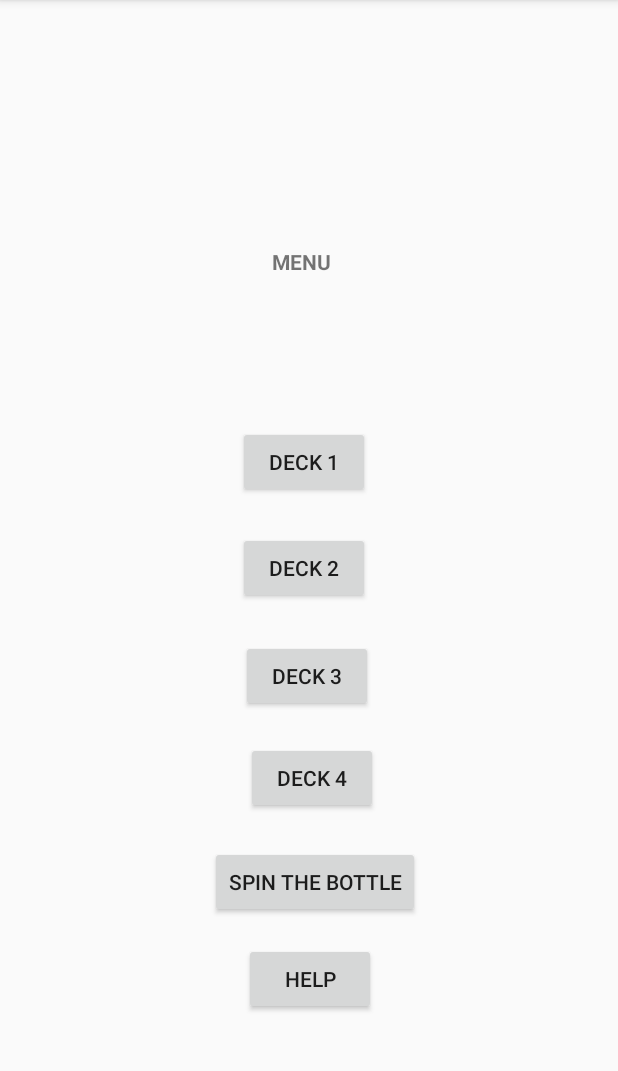
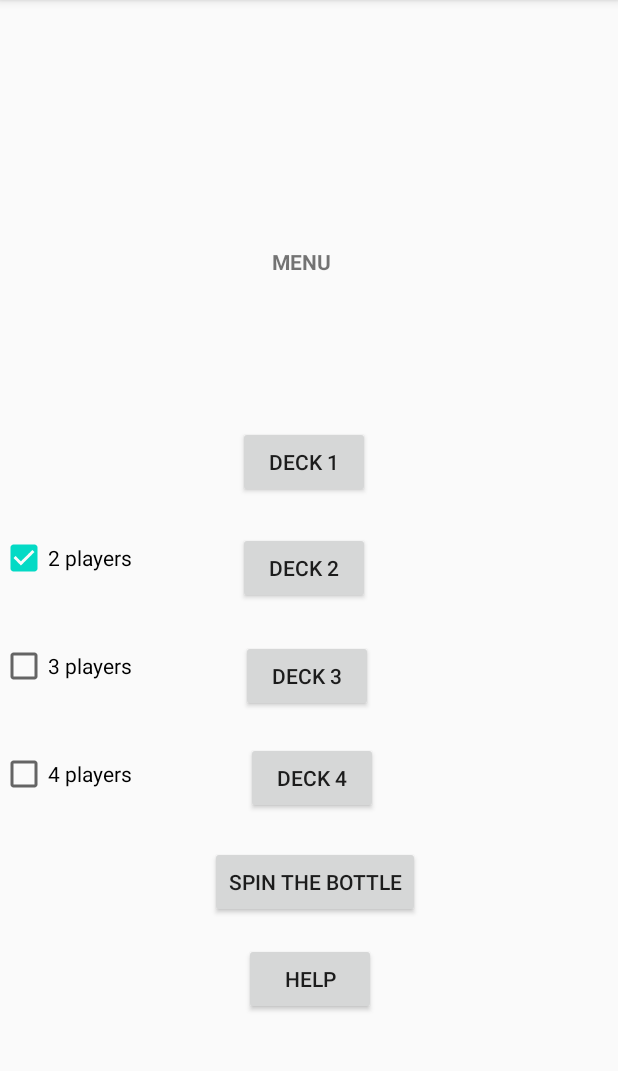
Before and after one commit to RaulGuerra/DrinkingGame, an Android app: the screen it shows after launch (MainActivity), on a phone screen of 412 x 824 dp, the part 84-1155 px from its top. Run offline under Robolectric (Android 15) with nearby library versions, the phone set to English and light mode, and no system bars.

Commit message:
added player size mode

```diff
--- a/app/src/main/java/com/cs4750/android/truthordrink/MainActivity.java
+++ b/app/src/main/java/com/cs4750/android/truthordrink/MainActivity.java
@@ -5,6 +5,9 @@ import android.support.v7.app.AppCompatActivity;
 import android.os.Bundle;
 import android.view.View;
 import android.widget.Button;
+import android.widget.CheckBox;
+import android.widget.CompoundButton;
+import android.widget.Toast;
 
 public class MainActivity extends AppCompatActivity {
     private Button deck1Button;
@@ -13,6 +16,10 @@ public class MainActivity extends AppCompatActivity {
     private Button deck4Button;
     private Button spinBottleButton;
     private Button helpButton;
+    private CheckBox two_players;
+    private CheckBox three_players;
+    private CheckBox four_players;
+    private int num_players = 2;
 
     @Override
     protected void onCreate(Bundle savedInstanceState) {
@@ -50,6 +57,52 @@ public class MainActivity extends AppCompatActivity {
                 openDeck(4);
             }
         });
+
+        two_players = findViewById(R.id.two_players);
+        three_players = findViewById(R.id.three_players);
+        four_players = findViewById(R.id.four_players);
+        two_players.setChecked(true);
+
+        two_players.setOnCheckedChangeListener(new CompoundButton.OnCheckedChangeListener() {
+            @Override
+            public void onCheckedChanged(CompoundButton buttonView, boolean isChecked) {
+                if(isChecked) {
+                    three_players.setChecked(false);
+                    four_players.setChecked(false);
+                    two_players.setClickable(false);
+                    three_players.setClickable(true);
+                    four_players.setClickable(true);
+                    num_players=2;
+                }
+            }
+        });
+        three_players.setOnCheckedChangeListener(new CompoundButton.OnCheckedChangeListener() {
+            @Override
+            public void onCheckedChanged(CompoundButton buttonView, boolean isChecked) {
+                if(isChecked) {
+                    two_players.setChecked(false);
+                    four_players.setChecked(false);
+                    three_players.setClickable(false);
+                    two_players.setClickable(true);
+                    four_players.setClickable(true);
+                    num_players=3;
+                }
+            }
+        });
+        four_players.setOnCheckedChangeListener(new CompoundButton.OnCheckedChangeListener() {
+            @Override
+            public void onCheckedChanged(CompoundButton buttonView, boolean isChecked) {
+                if(isChecked) {
+                    three_players.setChecked(false);
+                    two_players.setChecked(false);
+                    four_players.setClickable(false);
+                    three_players.setClickable(true);
+                    two_players.setClickable(true);
+                    num_players=4;
+                }
+            }
+        });
+
 
         spinBottleButton = (Button) findViewById(R.id.spinBottle);
         spinBottleButton.setOnClickListener(new View.OnClickListener() {
@@ -100,6 +153,7 @@ public class MainActivity extends AppCompatActivity {
                 throw new IllegalStateException("Unexpected deck value: " + num);
         }
 
+        intent.putExtra("players",num_players);
         startActivity(intent);
     }
 }
--- a/app/src/main/res/layout/activity_main.xml
+++ b/app/src/main/res/layout/activity_main.xml
@@ -77,5 +77,27 @@
         android:layout_marginBottom="91dp"
         android:text="Help" />
 
+    <CheckBox
+        android:id="@+id/two_players"
+        android:layout_width="100dp"
+        android:layout_height="48dp"
+        android:layout_alignParentBottom="true"
+        android:layout_marginBottom="372dp"
+        android:text="2 players"></CheckBox>
 
+    <CheckBox
+        android:id="@+id/three_players"
+        android:layout_width="100dp"
+        android:layout_height="48dp"
+        android:layout_alignParentBottom="true"
+        android:layout_marginBottom="300dp"
+        android:text="3 players"></CheckBox>
+
+    <CheckBox
+        android:id="@+id/four_players"
+        android:layout_width="100dp"
+        android:layout_height="48dp"
+        android:layout_alignParentBottom="true"
+        android:layout_marginBottom="228dp"
+        android:text="4 players"></CheckBox>
 </RelativeLayout>
```
Also changed, not shown: app/src/main/java/com/cs4750/android/truthordrink/Deck1.java (+6 -2 lines), app/src/main/java/com/cs4750/android/truthordrink/Deck2.java (+7 -1 lines), app/src/main/java/com/cs4750/android/truthordrink/Deck3.java (+6 -1 lines), app/src/main/java/com/cs4750/android/truthordrink/Deck4.java (+7 -1 lines).
